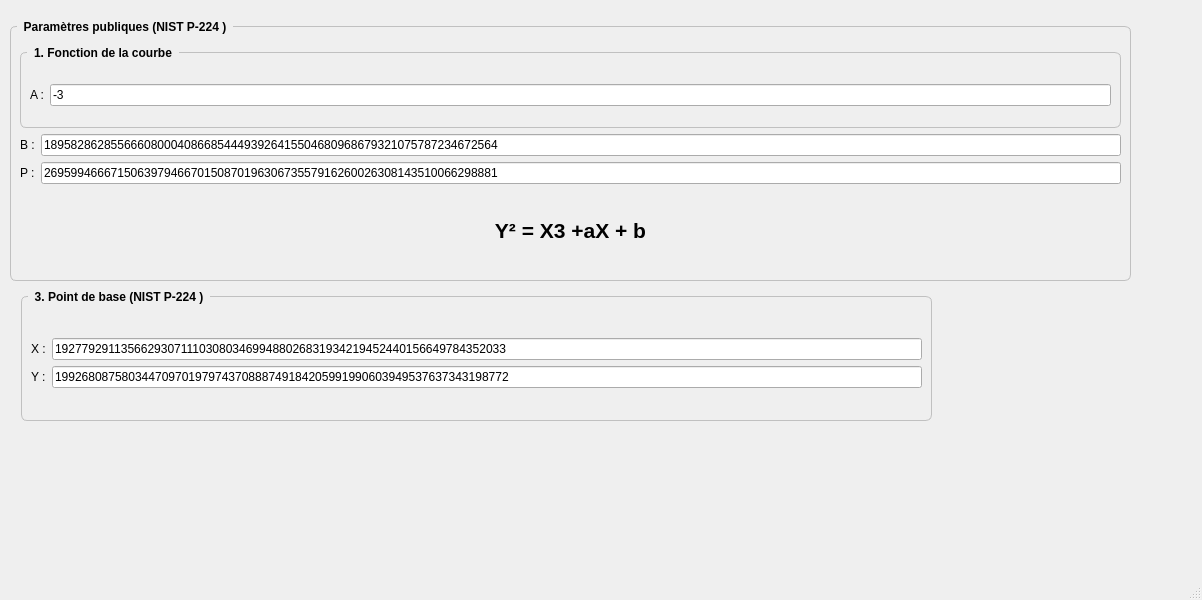
Qt form bigwindow.ui (ictlotfi/CryptoPFE) before a commit.
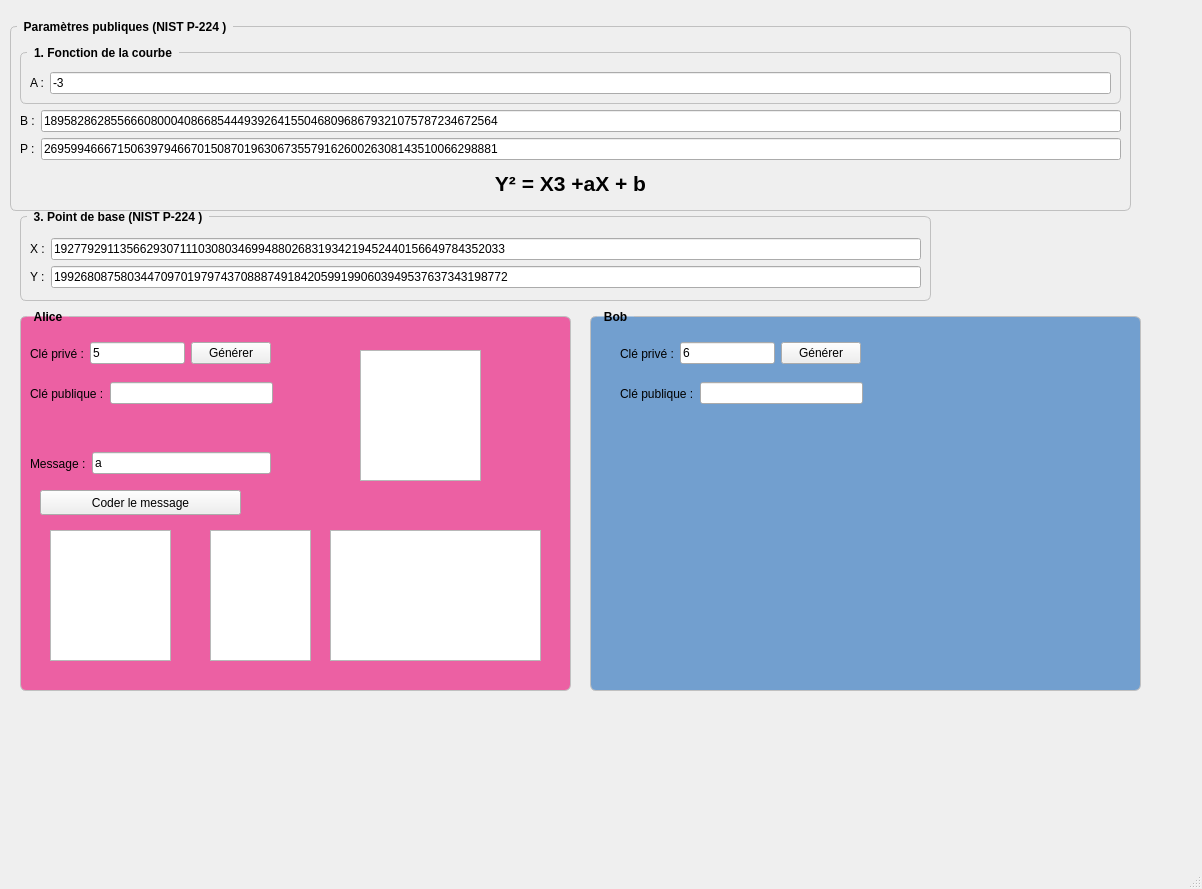
The same form after that commit.

```diff
--- a/bigwindow.ui
+++ b/bigwindow.ui
@@ -7,7 +7,7 @@
     <x>0</x>
     <y>0</y>
     <width>1202</width>
-    <height>600</height>
+    <height>889</height>
    </rect>
   </property>
   <property name="windowTitle">
@@ -20,7 +20,7 @@
       <x>10</x>
       <y>20</y>
       <width>1121</width>
-      <height>261</height>
+      <height>191</height>
      </rect>
     </property>
     <property name="styleSheet">
@@ -176,10 +176,10 @@
    <widget class="QGroupBox" name="groupBox_5">
     <property name="geometry">
      <rect>
-      <x>21</x>
-      <y>290</y>
+      <x>20</x>
+      <y>210</y>
       <width>911</width>
-      <height>131</height>
+      <height>91</height>
      </rect>
     </property>
     <property name="styleSheet">
@@ -258,6 +258,257 @@
      </item>
     </layout>
    </widget>
+   <widget class="QGroupBox" name="groupBox_2">
+    <property name="geometry">
+     <rect>
+      <x>20</x>
+      <y>310</y>
+      <width>551</width>
+      <height>381</height>
+     </rect>
+    </property>
+    <property name="styleSheet">
+     <string notr="true">QGroupBox {
+    font: bold;
+    border: 1px solid silver;
+    border-radius: 6px;
+    margin-top: 6px;
+}
+
+QGroupBox::title {
+    subcontrol-origin: margin;
+    left: 7px;
+    padding: 0px 5px 0px 5px;
+}
+QGroupBox {
+background-color: rgb(236, 96, 163);
+}
+</string>
+    </property>
+    <property name="title">
+     <string>Alice</string>
+    </property>
+    <widget class="QWidget" name="layoutWidget">
+     <property name="geometry">
+      <rect>
+       <x>10</x>
+       <y>30</y>
+       <width>241</width>
+       <height>27</height>
+      </rect>
+     </property>
+     <layout class="QHBoxLayout" name="horizontalLayout_6">
+      <item>
+       <widget class="QLabel" name="label_6">
+        <property name="text">
+         <string>Clé privé :</string>
+        </property>
+       </widget>
+      </item>
+      <item>
+       <widget class="QLineEdit" name="lineEdit_private_key_alice">
+        <property name="text">
+         <string>5</string>
+        </property>
+       </widget>
+      </item>
+      <item>
+       <widget class="QPushButton" name="button_generate_public_key_alice">
+        <property name="text">
+         <string>Générer</string>
+        </property>
+       </widget>
+      </item>
+     </layout>
+    </widget>
+    <widget class="QWidget" name="layoutWidget_2">
+     <property name="geometry">
+      <rect>
+       <x>10</x>
+       <y>70</y>
+       <width>243</width>
+       <height>27</height>
+      </rect>
+     </property>
+     <layout class="QHBoxLayout" name="horizontalLayout_8">
+      <item>
+       <widget class="QLabel" name="label_8">
+        <property name="text">
+         <string>Clé publique :</string>
+        </property>
+       </widget>
+      </item>
+      <item>
+       <widget class="QLineEdit" name="lineEdit_public_key_alice"/>
+      </item>
+     </layout>
+    </widget>
+    <widget class="QPushButton" name="button_encode_message">
+     <property name="geometry">
+      <rect>
+       <x>20</x>
+       <y>180</y>
+       <width>201</width>
+       <height>25</height>
+      </rect>
+     </property>
+     <property name="text">
+      <string>Coder le message</string>
+     </property>
+    </widget>
+    <widget class="QTextEdit" name="textEdit_encoded_message">
+     <property name="geometry">
+      <rect>
+       <x>30</x>
+       <y>220</y>
+       <width>121</width>
+       <height>131</height>
+      </rect>
+     </property>
+    </widget>
+    <widget class="QTextEdit" name="textEdit_encrypted_message">
+     <property name="geometry">
+      <rect>
+       <x>190</x>
+       <y>220</y>
+       <width>101</width>
+       <height>131</height>
+      </rect>
+     </property>
+    </widget>
+    <widget class="QTextEdit" name="textEdit_cm_message">
+     <property name="geometry">
+      <rect>
+       <x>310</x>
+       <y>220</y>
+       <width>211</width>
+       <height>131</height>
+      </rect>
+     </property>
+    </widget>
+    <widget class="QTextEdit" name="textEdit_decrypted_message">
+     <property name="geometry">
+      <rect>
+       <x>340</x>
+       <y>40</y>
+       <width>121</width>
+       <height>131</height>
+      </rect>
+     </property>
+    </widget>
+    <widget class="QWidget" name="layoutWidget_3">
+     <property name="geometry">
+      <rect>
+       <x>10</x>
+       <y>140</y>
+       <width>241</width>
+       <height>27</height>
+      </rect>
+     </property>
+     <layout class="QHBoxLayout" name="horizontalLayout_11">
+      <item>
+       <widget class="QLabel" name="label_11">
+        <property name="text">
+         <string>Message :</string>
+        </property>
+       </widget>
+      </item>
+      <item>
+       <widget class="QLineEdit" name="lineEdit_message">
+        <property name="text">
+         <string>a</string>
+        </property>
+       </widget>
+      </item>
+     </layout>
+    </widget>
+   </widget>
+   <widget class="QGroupBox" name="groupBox">
+    <property name="geometry">
+     <rect>
+      <x>590</x>
+      <y>310</y>
+      <width>551</width>
+      <height>381</height>
+     </rect>
+    </property>
+    <property name="styleSheet">
+     <string notr="true">QGroupBox {
+    font: bold;
+    border: 1px solid silver;
+    border-radius: 6px;
+    margin-top: 6px;
+}
+
+QGroupBox::title {
+    subcontrol-origin: margin;
+    left: 7px;
+    padding: 0px 5px 0px 5px;
+}
+QGroupBox {
+background-color: rgb(114, 159, 207);
+}
+</string>
+    </property>
+    <property name="title">
+     <string>Bob</string>
+    </property>
+    <widget class="QWidget" name="layoutWidget_4">
+     <property name="geometry">
+      <rect>
+       <x>30</x>
+       <y>70</y>
+       <width>243</width>
+       <height>27</height>
+      </rect>
+     </property>
+     <layout class="QHBoxLayout" name="horizontalLayout_9">
+      <item>
+       <widget class="QLabel" name="label_9">
+        <property name="text">
+         <string>Clé publique :</string>
+        </property>
+       </widget>
+      </item>
+      <item>
+       <widget class="QLineEdit" name="lineEdit_public_key_bob"/>
+      </item>
+     </layout>
+    </widget>
+    <widget class="QWidget" name="layoutWidget_5">
+     <property name="geometry">
+      <rect>
+       <x>30</x>
+       <y>30</y>
+       <width>241</width>
+       <height>27</height>
+      </rect>
+     </property>
+     <layout class="QHBoxLayout" name="horizontalLayout_10">
+      <item>
+       <widget class="QLabel" name="label_10">
+        <property name="text">
+         <string>Clé privé :</string>
+        </property>
+       </widget>
+      </item>
+      <item>
+       <widget class="QLineEdit" name="lineEdit_private_key_bob">
+        <property name="text">
+         <string>6</string>
+        </property>
+       </widget>
+      </item>
+      <item>
+       <widget class="QPushButton" name="button_generate_public_key_bob">
+        <property name="text">
+         <string>Générer</string>
+        </property>
+       </widget>
+      </item>
+     </layout>
+    </widget>
+   </widget>
   </widget>
   <widget class="QMenuBar" name="menubar">
    <property name="geometry">
```
